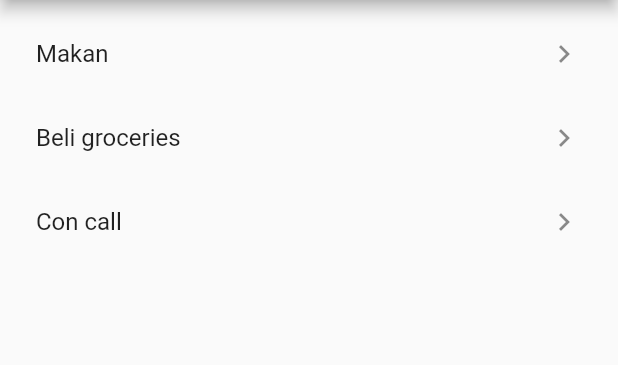
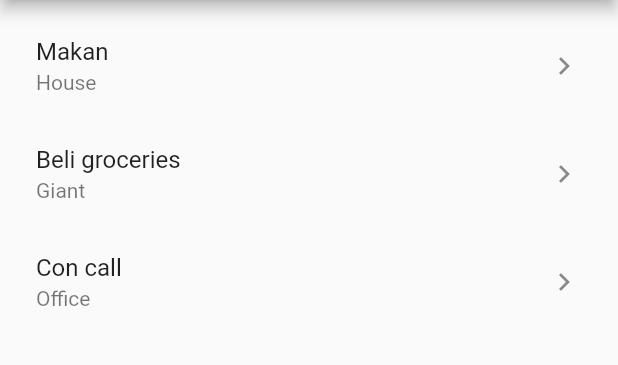
Before and after one commit to wanmuz86/flutter-todo-tnbr, a Flutter app: the screen it shows after launch, on a phone screen of 412 x 824 dp, the part 84-449 px from its top. Run offline on Flutter 3.47's test engine with Material 2 defaults, Android fonts, the phone set to English and light mode, and no system bars.

Commit message:
add item

```diff
--- a/lib/widgets/home.dart
+++ b/lib/widgets/home.dart
@@ -7,7 +7,20 @@ class HomePage extends StatefulWidget {
 }
 
 class _HomePageState extends State<HomePage> {
-  List<String> todos = ["Makan","Beli groceries","Con call"];
+  // A List is actually an Array, it is represented with a [] ,
+  // We retrieve the value of list with number [0], [1] , [2]
+  // We use .length to get how many items in an Array
+  // List<type> // type can be : String, int, dynamic
+
+  // A Map is actually an Object, Dictionary, HashMap, Array Associative
+  // It is represented with a {}
+  // We declare it Map<String,type>  // type can be : String, int, dynamic...
+  // We retrieve the value of Map with it's key  = map["name"]
+  List<Map<String,String>> todos = [
+    {"name":"Makan", "location":"House"},
+{"name":"Beli groceries","location":"Giant"},
+    {"name":"Con call","location":"Office"}
+    ];
   @override
   Widget build(BuildContext context) {
     return Scaffold(
@@ -26,7 +39,8 @@ class _HomePageState extends State<HomePage> {
           itemCount: todos.length,
           itemBuilder: (BuildContext context, int index) {
             return ListTile(
-              title: Text(todos[index]),
+              title: Text(todos[index]["name"]!),
+              subtitle: Text(todos[index]["location"]!),
               trailing: Icon(Icons.chevron_right),
               onTap: (){
                 Navigator.push(
```
